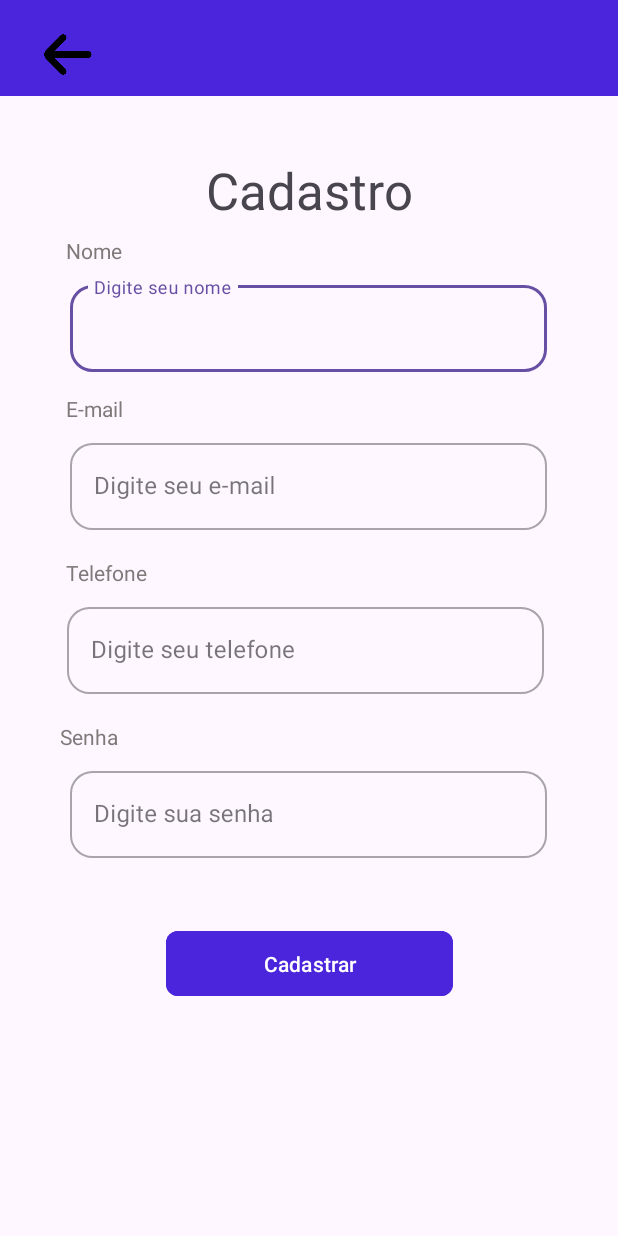
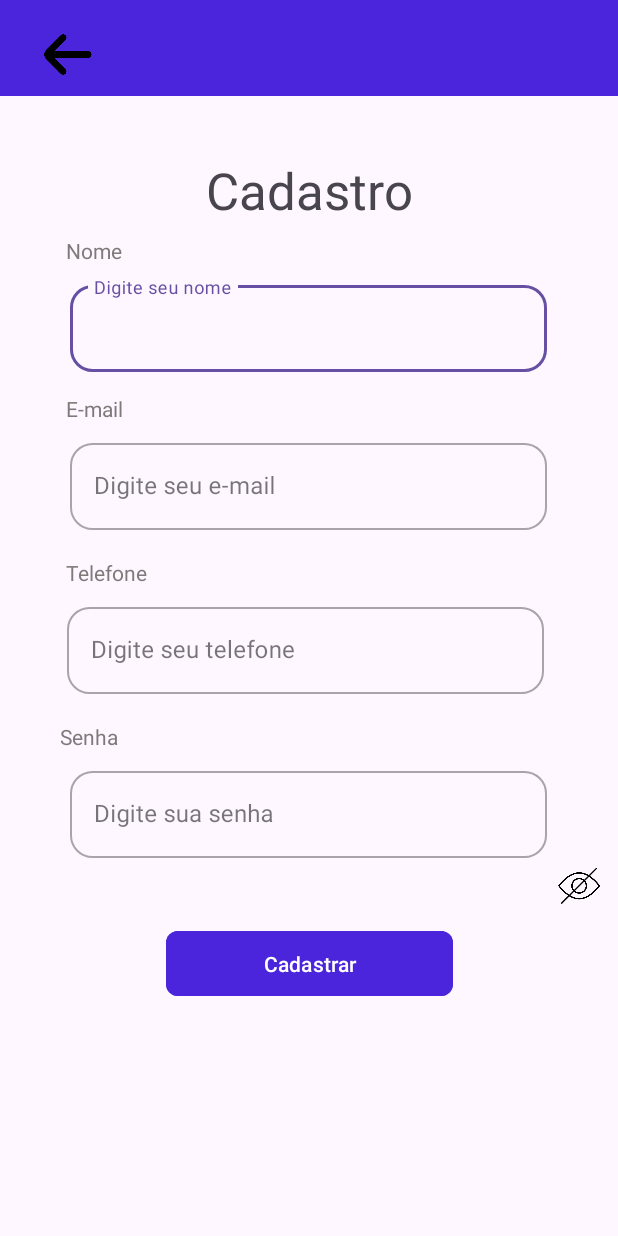
Before and after one commit to liviaizidorio/Projeto-JBS-Estacionamento, an Android app: the CadastroAdmin screen opened directly, with no data from a screen before it, after a tap on "Cadastrar", on a phone screen of 412 x 824 dp. Run offline under Robolectric (Android 15) with nearby library versions, the phone set to English and light mode, and no system bars; our stand-ins replace Firebase (no records; nobody signed in at launch, a user with empty details on screens opened directly); 2 other taps on this screen came first.

Commit message:
Adicionando alterações nas telas de Admin

```diff
--- a/app/src/main/java/com/livia/projetojbs_estacionamento/Cadastro.java
+++ b/app/src/main/java/com/livia/projetojbs_estacionamento/Cadastro.java
@@ -11,6 +11,8 @@ import androidx.core.view.ViewCompat;
 import androidx.core.view.WindowInsetsCompat;
 
 public class Cadastro extends AppCompatActivity {
+
+    public static boolean isAdmin;
 
     @Override
     protected void onCreate(Bundle savedInstanceState) {
@@ -33,5 +35,7 @@ public class Cadastro extends AppCompatActivity {
             Intent rota = new Intent(this, LoginAdmin.class);
             startActivity(rota);
         });
+        isAdmin = true;
+
     }
 }
--- a/app/src/main/java/com/livia/projetojbs_estacionamento/CadastroAdmin.java
+++ b/app/src/main/java/com/livia/projetojbs_estacionamento/CadastroAdmin.java
@@ -2,6 +2,8 @@ package com.livia.projetojbs_estacionamento;
 
 import android.content.Intent;
 import android.os.Bundle;
+import android.text.method.HideReturnsTransformationMethod;
+import android.text.method.PasswordTransformationMethod;
 import android.widget.EditText;
 
 import androidx.activity.EdgeToEdge;
@@ -23,6 +25,8 @@ import java.util.List;
 
 public class CadastroAdmin extends AppCompatActivity {
 
+    private boolean isPasswordVisible = false;
+
     @Override
     protected void onCreate(Bundle savedInstanceState) {
         super.onCreate(savedInstanceState);
@@ -40,10 +44,24 @@ public class CadastroAdmin extends AppCompatActivity {
         EditText inputSenhaAdmin = findViewById(R.id.input_telefone_senha);
         Button btEnviarCadastro = findViewById(R.id.bt_enviar_login);
         ImageView imgVoltar = findViewById(R.id.imgVoltar);
+        ImageView togglePasswordVisibility = findViewById(R.id.toggle_password_visibility);
+
 
         imgVoltar.setOnClickListener(v -> {
             Intent rota = new Intent(this, LoginAdmin.class);
             startActivity(rota);
+        });
+
+        togglePasswordVisibility.setOnClickListener(v -> {
+            if (isPasswordVisible) {
+                inputSenhaAdmin.setTransformationMethod(PasswordTransformationMethod.getInstance());
+                togglePasswordVisibility.setImageResource(R.drawable.ic_eye);
+            } else {
+                inputSenhaAdmin.setTransformationMethod(HideReturnsTransformationMethod.getInstance());
+                togglePasswordVisibility.setImageResource(R.drawable.ic_eye_off);
+            }
+            isPasswordVisible = !isPasswordVisible;
+            inputSenhaAdmin.setSelection(inputSenhaAdmin.getText().length());
         });
 
         FirebaseApp.initializeApp(this);
--- a/app/src/main/java/com/livia/projetojbs_estacionamento/InfoVeiculos.java
+++ b/app/src/main/java/com/livia/projetojbs_estacionamento/InfoVeiculos.java
@@ -63,6 +63,7 @@ public class InfoVeiculos extends AppCompatActivity {
         EditText editTextBusca = binding.inputNomeUsuario;
         TextView txtLimparBusca = binding.textX;
         TextView nomeusuario = binding.textView12;
+        //Button bt_registrar_saida = binding.btRegistrarSaida;
         Bundle extras = getIntent().getExtras();
 
         if (extras != null) {
@@ -76,8 +77,6 @@ public class InfoVeiculos extends AppCompatActivity {
         } else {
             Toast.makeText(this, "Bundle está nulo!", Toast.LENGTH_SHORT).show();
         }
-
-
 
         btnBuscar.setOnClickListener(v -> {
             String termo = editTextBusca.getText().toString().trim();
@@ -156,6 +155,4 @@ public class InfoVeiculos extends AppCompatActivity {
             }
         });
     }
-
-
 }
--- a/app/src/main/java/com/livia/projetojbs_estacionamento/LoginUsuario.java
+++ b/app/src/main/java/com/livia/projetojbs_estacionamento/LoginUsuario.java
@@ -63,7 +63,7 @@ public class LoginUsuario extends AppCompatActivity {
 
                     if (!nomeUsuario.isEmpty()) {
                         Intent rota = new Intent(LoginUsuario.this, InfoVeiculos.class);
-                        rota.putExtra("NOME_USUARIO", nomeUsuario);  // <- Aqui vai o Bundle
+                        rota.putExtra("NOME_USUARIO", nomeUsuario);
                         startActivity(rota);
                         finish();
                     } else {
--- a/app/src/main/res/layout/activity_cadastro_admin.xml
+++ b/app/src/main/res/layout/activity_cadastro_admin.xml
@@ -146,6 +146,22 @@
 
     </com.google.android.material.textfield.TextInputLayout>
 
+    <ImageView
+        android:id="@+id/toggle_password_visibility"
+        android:layout_width="43dp"
+        android:layout_height="36dp"
+        android:layout_alignParentEnd="true"
+        android:layout_marginTop="462dp"
+        android:layout_marginEnd="4dp"
+        android:layout_marginBottom="169dp"
+        android:contentDescription="Mostrar senha"
+        android:src="@drawable/ic_eye"
+        app:layout_constraintBottom_toBottomOf="parent"
+        app:layout_constraintEnd_toEndOf="parent"
+        app:layout_constraintStart_toEndOf="@+id/senhaAdmin"
+        app:layout_constraintTop_toBottomOf="@+id/toolbar"
+        app:tint="#020202" />
+
     <TextView
         android:id="@+id/textView4"
         android:layout_width="wrap_content"
--- a/app/src/main/res/layout/item_carros_admin.xml
+++ b/app/src/main/res/layout/item_carros_admin.xml
@@ -2,6 +2,7 @@
 <androidx.cardview.widget.CardView xmlns:android="http://schemas.android.com/apk/res/android"
     xmlns:app="http://schemas.android.com/apk/res-auto"
     xmlns:tools="http://schemas.android.com/tools"
+    android:id="@+id/rvAdmin"
     android:layout_width="match_parent"
     android:layout_height="wrap_content"
     android:layout_margin="5dp"
```
Also changed, not shown: app/src/main/java/com/livia/projetojbs_estacionamento/VeiculoAdapter.java (+12 -1 lines), app/src/main/res/layout/activity_info_veiculos.xml (+9 -8 lines), app/src/main/res/layout/item_carros.xml (renamed from app/src/main/res/layout/item_carros_usuario.xml, +17 -0 lines), app/src/main/res/drawable/ic_eye.png (added), app/src/main/res/drawable/ic_eye_off.png (added).
